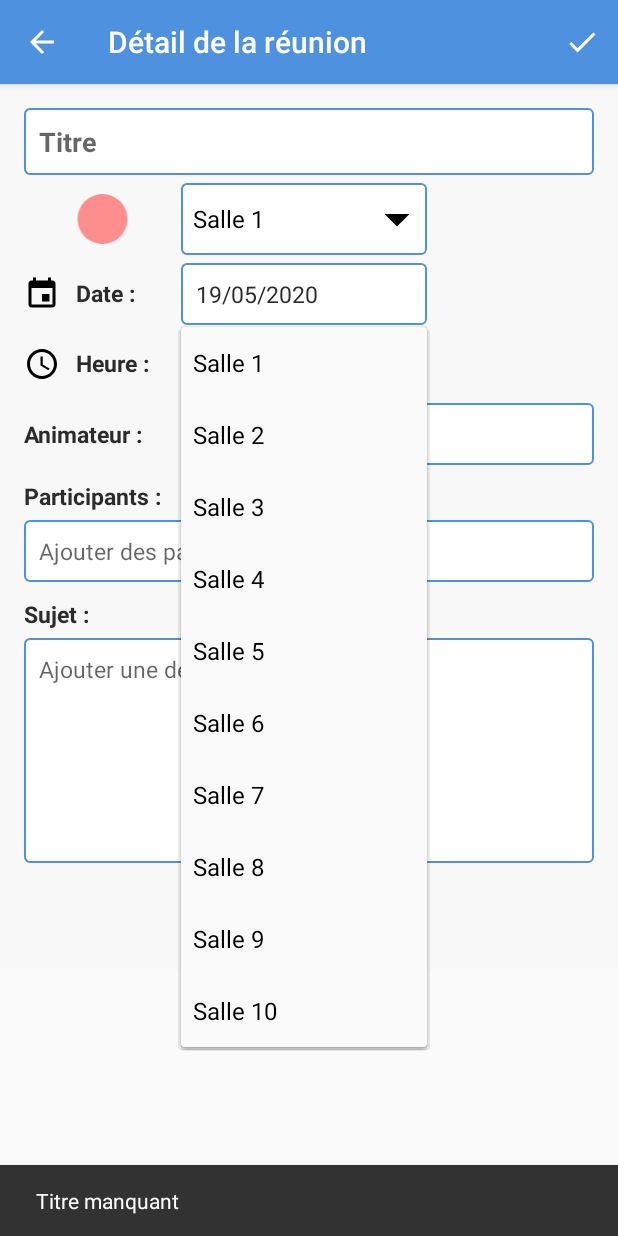
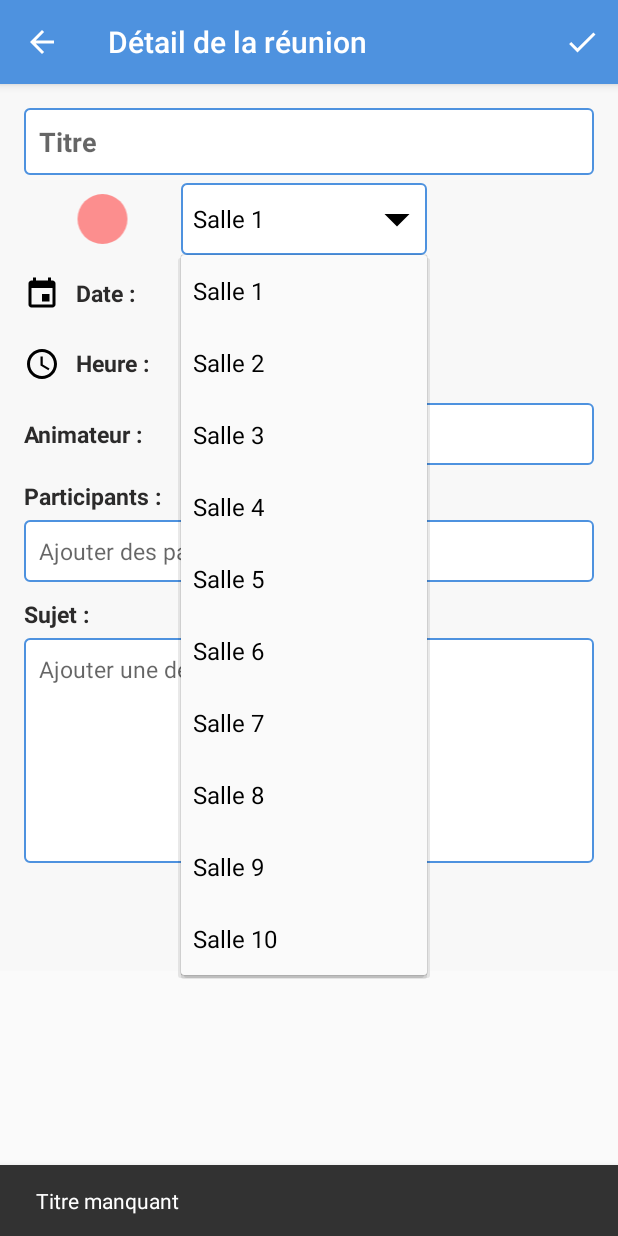
Before and after one commit to jchartoire/Parcours_Prep_Android_jchartoire, an Android app: the DetailActivity screen opened directly, with no data from a screen before it, after a tap on "Salle 1", on a phone screen of 412 x 824 dp. Run offline under Robolectric (Android 15) with nearby library versions, the phone set to English and light mode, and no system bars; 1 other tap on this screen came first.

```diff
--- a/P4_Mareu_jchartoire/app/src/main/res/layout/fragment_detail_content_edittext.xml
+++ b/P4_Mareu_jchartoire/app/src/main/res/layout/fragment_detail_content_edittext.xml
@@ -56,7 +56,6 @@
                     android:layout_column="2"
                     android:background="@drawable/spinner_border"
                     android:dropDownWidth="wrap_content"
-                    android:dropDownVerticalOffset="?attr/dropdownListPreferredItemHeight"
                     android:popupElevation="3dp"
                     android:prompt="@string/rooms_prompt"
                     android:spinnerMode="dropdown"
@@ -251,7 +250,6 @@
                 android:gravity="start"
                 android:hint="@string/add_description_hint"
                 android:inputType="none"
-                android:justificationMode="inter_word"
                 android:minHeight="150dp"
                 android:padding="@dimen/text_padding"
                 android:textColor="#2C2B2B"
```
